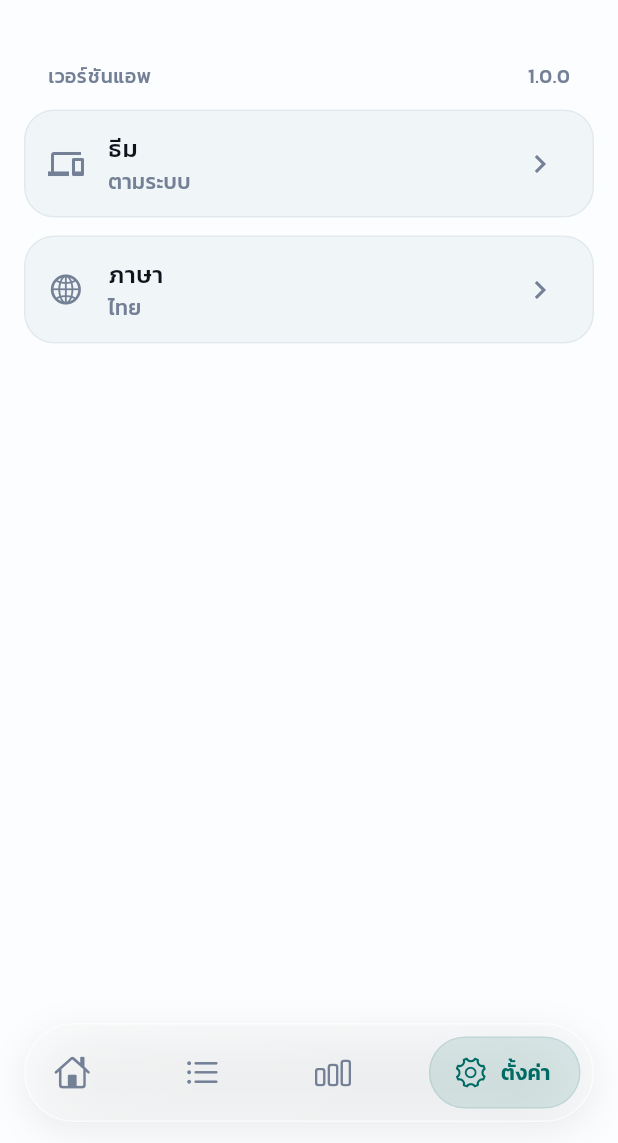
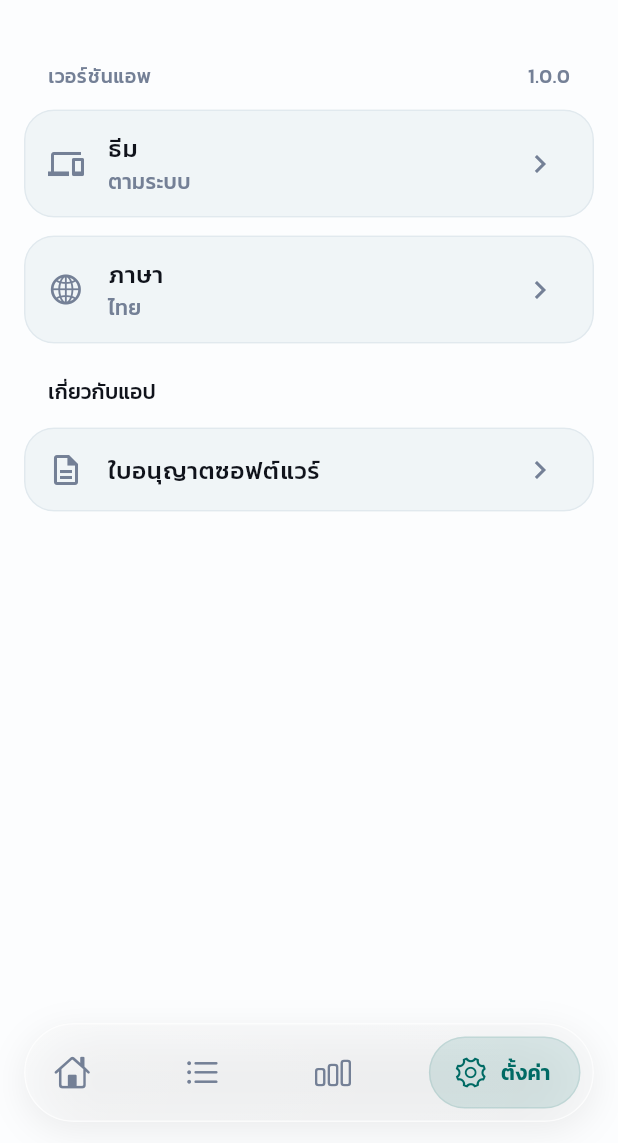
Before and after one commit to Gas-nontachai/LongDuw-ToDoList, a Flutter app: the AppShell screen opened directly with empty values, item 4 of the bottom bar chosen, on a phone screen of 412 x 824 dp, the part 93-1236 px from its top. Run offline on Flutter 3.47's test engine with Material 3 defaults, Android fonts, the phone set to English and light mode, and no system bars; our stand-ins replace dio, file_picker, flutter_local_notifications, flutter_riverpod, flutter_timezone, package_info_plus and 5 more; accounts and stored records are empty.

Commit message:
feat: add software licenses screen and privacy notice for backups

```diff
--- a/lib/app/app.dart
+++ b/lib/app/app.dart
@@ -4,6 +4,7 @@ import 'package:flutter_localizations/flutter_localizations.dart';
 import '../features/notifications/widgets/daily_summary_host.dart';
 import '../l10n/app_localizations.dart';
 import 'app_preferences.dart';
+import 'app_licenses.dart';
 import 'theme.dart';
 
 class TodoApp extends StatefulWidget {
@@ -19,6 +20,7 @@ class _TodoAppState extends State<TodoApp> {
   @override
   void initState() {
     super.initState();
+    registerAppLicenses();
     widget.preferences.addListener(_preferencesChanged);
   }
 
--- a/lib/features/backup/widgets/backup_flow.dart
+++ b/lib/features/backup/widgets/backup_flow.dart
@@ -137,6 +137,11 @@ class _BackupFlowViewState extends State<_BackupFlowView> {
               ),
             ),
             _FileCard(name: controller.fileName),
+            const SizedBox(height: 16),
+            _Notice(
+              text: l.backupPrivacyNotice,
+              icon: Icons.lock_open_outlined,
+            ),
           ],
         );
         actions.addAll([
--- a/lib/features/settings/screens/settings_screen.dart
+++ b/lib/features/settings/screens/settings_screen.dart
@@ -7,6 +7,7 @@ import '../../../shared/widgets/app_theme_selector.dart';
 import '../../../l10n/app_localizations.dart';
 import '../../../core/config/dev_config.dart';
 import '../../notifications/providers/daily_summary_controller.dart';
+import 'software_licenses_screen.dart';
 
 class SettingsScreen extends StatelessWidget {
   const SettingsScreen({
@@ -125,14 +126,6 @@ class SettingsScreen extends StatelessWidget {
             onTap: () => _chooseLanguage(context),
           ),
         ),
-        if (onReplayOnboarding != null)
-          Card(
-            child: ListTile(
-              leading: const Icon(Icons.help_outline),
-              title: Text(l10n.onboardingReplay),
-              onTap: onReplayOnboarding,
-            ),
-          ),
         if (onDataAndBackup != null) ...[
           Padding(
             padding: const EdgeInsets.fromLTRB(16, 16, 16, 8),
@@ -160,6 +153,39 @@ class SettingsScreen extends StatelessWidget {
             ),
           ),
         ],
+        Padding(
+          padding: const EdgeInsets.fromLTRB(16, 16, 16, 8),
+          child: Text(
+            l10n.settingsAbout,
+            style: Theme.of(context).textTheme.titleSmall,
+          ),
+        ),
+        Card(
+          child: Column(
+            children: [
+              if (onReplayOnboarding != null) ...[
+                ListTile(
+                  leading: const Icon(Icons.help_outline),
+                  title: Text(l10n.onboardingReplay),
+                  trailing: const Icon(Icons.chevron_right),
+                  onTap: onReplayOnboarding,
+                ),
+                const Divider(height: 1, indent: 56, endIndent: 16),
+              ],
+              ListTile(
+                key: const ValueKey('settings-licenses'),
+                leading: const Icon(Icons.description_outlined),
+                title: Text(l10n.softwareLicenses),
+                trailing: const Icon(Icons.chevron_right),
+                onTap: () => Navigator.of(context).push<void>(
+                  MaterialPageRoute(
+                    builder: (_) => const SoftwareLicensesScreen(),
+                  ),
+                ),
+              ),
+            ],
+          ),
+        ),
       ],
     );
   }
--- a/lib/l10n/app_en.arb
+++ b/lib/l10n/app_en.arb
@@ -297,5 +297,8 @@
       }
     }
   },
-  "onboardingSummaryWorking": "Preparing notifications…"
+  "onboardingSummaryWorking": "Preparing notifications…",
+  "softwareLicenses": "Software licenses",
+  "backupPrivacyNotice": "Backup files are not encrypted. Anyone with the file can read your tasks and settings. Save it somewhere private and share it only with people you trust.",
+  "settingsAbout": "About the app"
 }
--- a/lib/l10n/app_localizations.dart
+++ b/lib/l10n/app_localizations.dart
@@ -1049,7 +1049,7 @@ abstract class AppLocalizations {
   /// No description provided for @settingsAbout.
   ///
   /// In en, this message translates to:
-  /// **'About'**
+  /// **'About the app'**
   String get settingsAbout;
 
   /// No description provided for @settingsAppVersion.
@@ -1303,6 +1303,18 @@ abstract class AppLocalizations {
   /// In en, this message translates to:
   /// **'Preparing notifications…'**
   String get onboardingSummaryWorking;
+
+  /// No description provided for @softwareLicenses.
+  ///
+  /// In en, this message translates to:
+  /// **'Software licenses'**
+  String get softwareLicenses;
+
+  /// No description provided for @backupPrivacyNotice.
+  ///
+  /// In en, this message translates to:
+  /// **'Backup files are not encrypted. Anyone with the file can read your tasks and settings. Save it somewhere private and share it only with people you trust.'**
+  String get backupPrivacyNotice;
 }
 
 class _AppLocalizationsDelegate
--- a/lib/l10n/app_localizations_th.dart
+++ b/lib/l10n/app_localizations_th.dart
@@ -518,7 +518,7 @@ class AppLocalizationsTh extends AppLocalizations {
   }
 
   @override
-  String get settingsAbout => 'เกี่ยวกับแอพ';
+  String get settingsAbout => 'เกี่ยวกับแอป';
 
   @override
   String get settingsAppVersion => 'เวอร์ชันแอพ';
@@ -657,4 +657,11 @@ class AppLocalizationsTh extends AppLocalizations {
 
   @override
   String get onboardingSummaryWorking => 'กำลังเตรียมการแจ้งเตือน…';
+
+  @override
+  String get softwareLicenses => 'ใบอนุญาตซอฟต์แวร์';
+
+  @override
+  String get backupPrivacyNotice =>
+      'ไฟล์สำรองไม่ได้เข้ารหัส ผู้ที่มีไฟล์สามารถอ่านงานและการตั้งค่าของคุณได้ ควรเก็บไว้ในที่ส่วนตัวและแชร์เฉพาะกับคนที่ไว้ใจ';
 }
--- a/lib/l10n/app_th.arb
+++ b/lib/l10n/app_th.arb
@@ -297,5 +297,8 @@
       }
     }
   },
-  "onboardingSummaryWorking": "กำลังเตรียมการแจ้งเตือน…"
+  "onboardingSummaryWorking": "กำลังเตรียมการแจ้งเตือน…",
+  "softwareLicenses": "ใบอนุญาตซอฟต์แวร์",
+  "backupPrivacyNotice": "ไฟล์สำรองไม่ได้เข้ารหัส ผู้ที่มีไฟล์สามารถอ่านงานและการตั้งค่าของคุณได้ ควรเก็บไว้ในที่ส่วนตัวและแชร์เฉพาะกับคนที่ไว้ใจ",
+  "settingsAbout": "เกี่ยวกับแอป"
 }
--- a/pubspec.yaml
+++ b/pubspec.yaml
@@ -76,6 +76,8 @@ dev_dependencies:
 flutter:
   generate: true
   assets:
+    - assets/fonts/OFL.txt
+    - assets/licenses/dbus-source.txt
     - assets/icons/longduw_logo/longduw-logo-no-text.webp
     - assets/icons/longduw_logo/longduw-logo-no-text.png
   fonts:
```
Also changed, not shown: assets/licenses/dbus-source.txt (added, +13 -0 lines), lib/app/app_licenses.dart (added, +18 -0 lines), lib/features/settings/screens/software_licenses_screen.dart (added, +112 -0 lines), lib/l10n/app_localizations_en.dart (+8 -1 lines), 4 other files.
